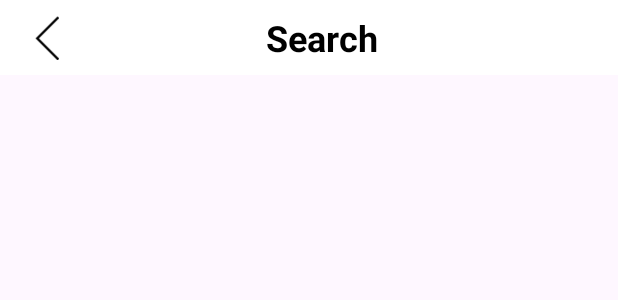
After one commit to rlqja0922/ParkingApp, an Android app: the layout custom_titlebar.xml on its own in the app's theme, with its tools: preview values and no code run, on a phone screen of 412 x 824 dp. The commit adds this screen. Shown: the top 300 px of the screen. Run offline under Robolectric (Android 15) with nearby library versions, the phone set to English and light mode, and no system bars.

Commit message:
타이틀, 메뉴, 메인액티비티xml 작업

```diff
--- a/app/src/main/java/com/example/parkinglrapp/SplashActivity.kt
+++ b/app/src/main/java/com/example/parkinglrapp/SplashActivity.kt
@@ -18,7 +18,7 @@ class SplashActivity : AppCompatActivity() {
     private val REQUEST_CODE_PERMISSIONS = 1000
     override fun onCreate(savedInstanceState: Bundle?) {
         super.onCreate(savedInstanceState)
-        setContentView(R.layout.activity_main)
+        setContentView(R.layout.activity_splash)
 
     }
 
--- /dev/null
+++ b/app/src/main/res/layout/custom_titlebar.xml
@@ -0,0 +1,55 @@
+<?xml version="1.0" encoding="utf-8"?>
+<androidx.appcompat.widget.Toolbar xmlns:android="http://schemas.android.com/apk/res/android"
+    android:layout_width="match_parent"
+    android:background="@color/white"
+    android:layout_height="50dp">
+    <FrameLayout
+        android:id="@+id/back_title"
+        android:visibility="visible"
+        android:orientation="horizontal"
+        android:layout_width="match_parent"
+        android:layout_height="match_parent">
+
+        <TextView
+            android:id="@+id/back_title_tv"
+            android:layout_width="match_parent"
+            android:layout_height="match_parent"
+            android:layout_gravity="center"
+            android:textStyle="bold"
+            android:gravity="center"
+            android:textColor="@color/black"
+            android:textSize="24dp"
+            android:text="@string/search"></TextView>
+        <ImageView
+            android:id="@+id/back_title_iv"
+            android:src="@drawable/back"
+            android:layout_gravity="center_vertical"
+            android:scaleType="centerInside"
+            android:layout_width="30dp"
+            android:layout_height="30dp"></ImageView>
+    </FrameLayout>
+    <LinearLayout
+        android:id="@+id/def_title"
+        android:visibility="gone"
+        android:layout_width="match_parent"
+        android:layout_height="match_parent">
+        <ImageView
+            android:id="@+id/def_title_iv"
+            android:src="@drawable/search_alt"
+            android:layout_gravity="center_vertical"
+            android:scaleType="centerInside"
+            android:layout_width="32dp"
+            android:layout_height="32dp"></ImageView>
+        <TextView
+            android:id="@+id/def_title_text"
+            android:padding="16dp"
+            android:layout_width="wrap_content"
+            android:layout_height="match_parent"
+            android:layout_gravity="center_vertical"
+            android:text="@string/search"
+            android:textStyle="bold"
+            android:gravity="center"
+            android:textColor="@color/black"
+            android:textSize="24dp"></TextView>
+    </LinearLayout>
+</androidx.appcompat.widget.Toolbar>
--- a/app/src/main/res/values/themes.xml
+++ b/app/src/main/res/values/themes.xml
@@ -2,8 +2,10 @@
     <!-- Base application theme. -->
     <style name="Base.Theme.ParkingLRAPP" parent="Theme.Material3.DayNight.NoActionBar">
         <!-- Customize your light theme here. -->
-        <!-- <item name="colorPrimary">@color/my_light_primary</item> -->
+         <item name="colorPrimary">@color/blue_back</item>
+        <item name="colorPrimaryDark">#1389F4</item>
     </style>
 
-    <style name="Theme.ParkingLRAPP" parent="Base.Theme.ParkingLRAPP" />
+    <style name="Theme.ParkingLRAPP" parent="Base.Theme.ParkingLRAPP" >
+    </style>
 </resources>
```
Also changed, not shown: app/src/main/java/com/example/parkinglrapp/main/MainActivity.kt (+3 -7 lines), app/src/main/res/layout/activity_main.xml (+67 -46 lines), app/src/main/res/layout/activity_main2.xml (deleted, +0 -67 lines), app/src/main/res/layout/activity_splash.xml (added, +58 -0 lines), app/src/main/res/layout/menu_layout.xml (added, +75 -0 lines), app/src/main/res/drawable/back.png (added), app/src/main/res/drawable/menuback.png (added), app/src/main/res/drawable/menuclose.png (added).
